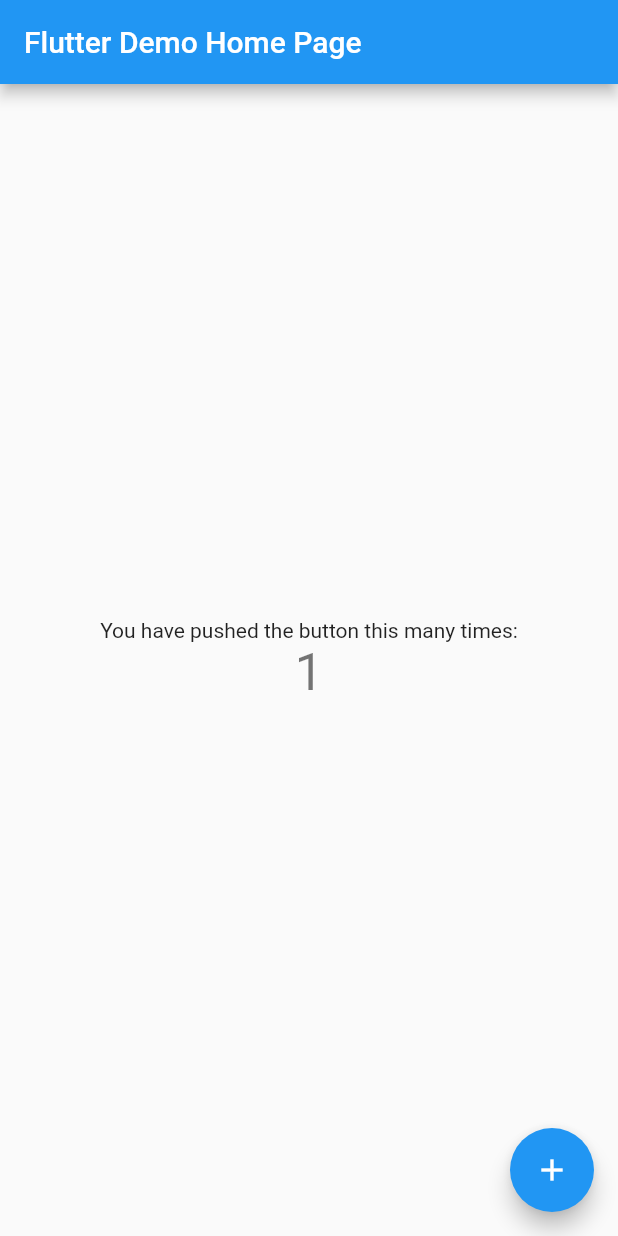
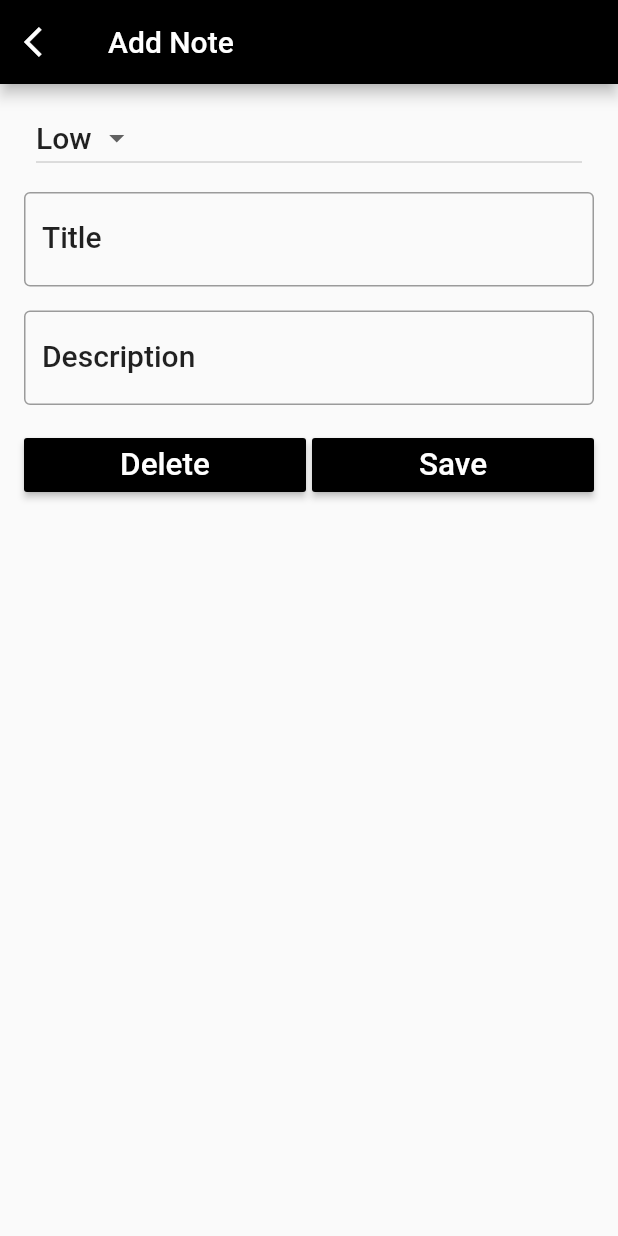
Before and after one commit to AmardeepManav/Notepad_flutter, a Flutter app: the screen it shows after launch, after a tap on the "add" icon, on a phone screen of 412 x 824 dp. Run offline on Flutter 3.47's test engine with Material 2 defaults, Android fonts, the phone set to English and light mode, and no system bars.

Commit message:
Add note list and note details Screen

```diff
--- a/lib/main.dart
+++ b/lib/main.dart
@@ -1,4 +1,5 @@
 import 'package:flutter/material.dart';
+import 'package:notepad/screens/note_list.dart';
 
 void main() => runApp(MyApp());
 
@@ -18,9 +19,9 @@ class MyApp extends StatelessWidget {
         // or simply save your changes to "hot reload" in a Flutter IDE).
         // Notice that the counter didn't reset back to zero; the application
         // is not restarted.
-        primarySwatch: Colors.blue,
+        primaryColor: Colors.black,
       ),
-      home: MyHomePage(title: 'Flutter Demo Home Page'),
+      home: NoteListScreen(),
     );
   }
 }
--- /dev/null
+++ b/lib/screens/note_detail.dart
@@ -0,0 +1,141 @@
+import 'package:flutter/material.dart';
+
+class NoteDetailScreen extends StatefulWidget {
+  String appbarTitle;
+
+  NoteDetailScreen(this.appbarTitle);
+
+  @override
+  _NoteDetailScreenState createState() => _NoteDetailScreenState(appbarTitle);
+}
+
+class _NoteDetailScreenState extends State<NoteDetailScreen> {
+  static var _priorities = ["High", "Low"];
+
+  String appbarTitle;
+  TextEditingController titleController = new TextEditingController();
+  TextEditingController descController = new TextEditingController();
+
+  _NoteDetailScreenState(this.appbarTitle);
+
+  @override
+  Widget build(BuildContext context) {
+    TextStyle textStyle = Theme.of(context).textTheme.title;
+
+    return WillPopScope(
+        onWillPop: () {
+          moveToLastScreen();
+        },
+        child: Scaffold(
+          appBar: AppBar(
+            title: Text(appbarTitle),
+            leading: IconButton(
+              icon: Icon(Icons.arrow_back_ios),
+              onPressed: () {
+                moveToLastScreen();
+              },
+            ),
+          ),
+          body: Padding(
+            padding: EdgeInsets.all(8.0),
+            child: ListView(
+              children: <Widget>[
+                ListTile(
+                  title: DropdownButton(
+                    items: _priorities.map((String dropdownStringItem) {
+                      return DropdownMenuItem<String>(
+                        value: dropdownStringItem,
+                        child: Text(dropdownStringItem),
+                      );
+                    }).toList(),
+                    style: textStyle,
+                    value: 'Low',
+                    onChanged: (valueSelectedByUser) {
+                      setState(() {
+                        debugPrint('User Selected -- $valueSelectedByUser');
+                      });
+                    },
+                  ),
+                ),
+                Padding(
+                  padding: EdgeInsets.all(8.0),
+                  child: TextField(
+                    controller: titleController,
+                    cursorColor: Colors.black,
+                    style: textStyle,
+                    onChanged: (value) {
+                      debugPrint('title changed');
+                    },
+                    decoration: InputDecoration(
+                        labelText: 'Title',
+                        labelStyle: textStyle,
+                        border: OutlineInputBorder(
+                            borderRadius: BorderRadius.circular(4.0))),
+                  ),
+                ),
+                Padding(
+                  padding: EdgeInsets.all(8.0),
+                  child: TextField(
+                    controller: descController,
+                    cursorColor: Colors.black,
+                    style: textStyle,
+                    onChanged: (value) {
+                      debugPrint('title changed');
+                    },
+                    decoration: InputDecoration(
+                        labelText: 'Description',
+                        labelStyle: textStyle,
+                        border: OutlineInputBorder(
+                            borderRadius: BorderRadius.circular(4.0))),
+                  ),
+                ),
+                Padding(
+                  padding: EdgeInsets.all(8.0),
+                  child: Row(
+                    children: <Widget>[
+                      Expanded(
+                        child: RaisedButton(
+                          color: Colors.black,
+                          textColor: Colors.white,
+                          child: Text(
+                            'Delete',
+                            textScaleFactor: 1.5,
+                          ),
+                          onPressed: () {
+                            setState(() {
+                              debugPrint('Delete button Press');
+                            });
+                          },
+                        ),
+                      ),
+                      Container(
+                        width: 4.0,
+                      ),
+                      Expanded(
+                        child: RaisedButton(
+                          color: Colors.black,
+                          textColor: Colors.white,
+                          child: Text(
+                            'Save',
+                            textScaleFactor: 1.5,
+                          ),
+                          onPressed: () {
+                            setState(() {
+                              debugPrint('Save button Press');
+                            });
+                          },
+                        ),
+                      )
+                    ],
+                  ),
+                ),
+              ],
+            ),
+          ),
+        ));
+  }
+
+  void moveToLastScreen() {
+    Navigator.pop(context);
+  }
+}
--- /dev/null
+++ b/lib/screens/note_list.dart
@@ -0,0 +1,27 @@
+import 'package:flutter/material.dart';
+import 'package:notepad/screens/note_detail.dart';
+
+class NoteListScreen extends StatefulWidget {
+  @override
+  _NoteListState createState() => _NoteListState();
+}
+
+class _NoteListState extends State<NoteListScreen> {
+  @override
+  Widget build(BuildContext context) {
+    return Scaffold(
+      appBar: AppBar(
+        title: Text("NoteList"),
+      ),
+      floatingActionButton: FloatingActionButton(
+        backgroundColor: Colors.black,
+        onPressed: () {
+          Navigator.push(context, MaterialPageRoute(builder: (context) {
+            return NoteDetailScreen("Add Note");
+          }));
+        },
+        child: Icon(Icons.add),
+      ),
+    );
+  }
+}
```
